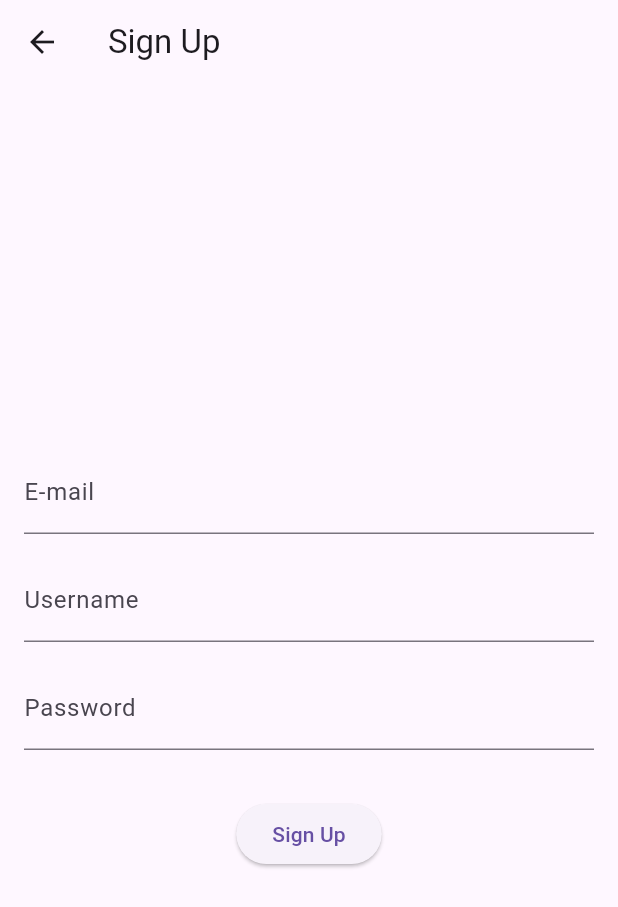
After one commit to e-altunel/Besleme-Kahramanlari, a Flutter app: the SignUpPage screen opened directly, after a tap on "Sign Up", on a phone screen of 412 x 824 dp. The commit adds this screen. Shown: the top 907 px of the screen. Run offline on Flutter 3.47's test engine with Material 3 defaults, Android fonts, the phone set to English and light mode, and no system bars; our stand-ins replace google_maps_flutter, image_picker, location; network calls fail.

Commit message:
backend baglantisi yapildi

```diff
--- /dev/null
+++ b/Flutter/lib/API/api.dart
@@ -0,0 +1,43 @@
+import "dart:convert";
+
+import "package:beslemekahramanlari/components/userInfo.dart";
+import "package:http/http.dart" as http;
+
+String url = "http://127.0.0.1:8000/api/";
+
+class Backend {
+  static Future<http.Response> register(
+      String username, String email, String password) {
+    return http.post(
+      Uri.parse(url + "register"),
+      headers: <String, String>{'Content-Type': 'application/json'},
+      body: jsonEncode(<String, String>{
+        'username': username,
+        'email': email,
+        'password': password,
+      }),
+    );
+  }
+
+  static Future<http.Response> login(String username, String password) {
+    return http.post(
+      Uri.parse(url + "login"),
+      headers: <String, String>{'Content-Type': 'application/json'},
+      body: jsonEncode(<String, String>{
+        'username': username,
+        'password': password,
+      }),
+    );
+  }
+
+  static Future<http.Response> get_profile(String username, String password) {
+    return http.post(
+      Uri.parse(url + "login"),
+      headers: <String, String>{
+        'Content-Type': 'application/json',
+        'Authorization': 'Token' + UserInfo.token
+      },
+      body: jsonEncode(<String, String>{'user_id': UserInfo.pk}),
+    );
+  }
+}
--- /dev/null
+++ b/Flutter/lib/components/constants.dart
@@ -0,0 +1 @@
+String url = "http://127.0.0.1:8000/api/";
--- /dev/null
+++ b/Flutter/lib/components/userInfo.dart
@@ -0,0 +1,10 @@
+class UserInfo {
+  static String token = "";
+  static String username = "";
+  static String pk = "";
+  static String email = "";
+  static String password = "";
+  static String first_name = "";
+  static String last_name = "";
+  static String food_amount = "0"; // Updated to String
+}
--- a/Flutter/lib/main.dart
+++ b/Flutter/lib/main.dart
@@ -1,6 +1,7 @@
 import 'package:beslemekahramanlari/pages/splash.dart';
 import 'package:flutter/material.dart';
 import 'package:beslemekahramanlari/pages/previewPage.dart';
+import 'package:beslemekahramanlari/pages/login.dart';
 
 void main() {
   runApp(const MyApp());
@@ -11,6 +12,6 @@ class MyApp extends StatelessWidget {
 
   @override
   Widget build(BuildContext context) {
-    return MaterialApp(debugShowCheckedModeBanner: false, home: previewPage());
+    return MaterialApp(debugShowCheckedModeBanner: false, home: LoginPage());
   }
 }
--- /dev/null
+++ b/Flutter/lib/pages/signUp_page.dart
@@ -0,0 +1,145 @@
+import 'dart:convert';
+
+import 'package:beslemekahramanlari/API/api.dart';
+import 'package:beslemekahramanlari/components/userInfo.dart';
+import 'package:flutter/material.dart';
+import 'package:http/http.dart';
+
+class SignUpPage extends StatefulWidget {
+  @override
+  _SignUpPageState createState() => _SignUpPageState();
+}
+
+class _SignUpPageState extends State<SignUpPage> {
+  final emailController = TextEditingController();
+  final usernameController = TextEditingController();
+  final passwordController = TextEditingController();
+
+  @override
+  Widget build(BuildContext context) {
+    return Scaffold(
+      appBar: AppBar(
+        title: Text('Sign Up'),
+      ),
+      body: Padding(
+        padding: const EdgeInsets.all(16.0),
+        child: Column(
+          mainAxisAlignment: MainAxisAlignment.center,
+          children: [
+            TextField(
+              controller: emailController,
+              decoration: InputDecoration(
+                labelText: 'E-mail',
+              ),
+            ),
+            SizedBox(height: 16),
+            TextField(
+              controller: usernameController,
+              decoration: InputDecoration(
+                labelText: 'Username',
+              ),
+            ),
+            SizedBox(height: 16),
+            TextField(
+              controller: passwordController,
+              obscureText: true,
+              decoration: InputDecoration(
+                labelText: 'Password',
+              ),
+            ),
+            SizedBox(height: 32),
+            ElevatedButton(
+              onPressed: () {
+                // Perform signup logic here
+                String email = emailController.text;
+                String username = usernameController.text;
+                String password = passwordController.text;
+
+                // You can implement your signup logic here
+                // For now, let's print the values
+
+                final response = Backend.register(username, email, password)
+                    .then((response) {
+                  if (response.statusCode == 200) {
+                    // Başarılı bir response geldiyse JSON'u parse et
+                    Map<String, dynamic> jsonResponse =
+                        json.decode(response.body);
+
+                    // Eğer "token" alanı varsa al
+                    if (jsonResponse.containsKey("token") &&
+                        jsonResponse.containsKey("user")) {
+                      Map<String, dynamic> userMap = jsonResponse["user"];
+                      UserInfo.token = jsonResponse["token"].toString();
+                      UserInfo.username = userMap["username"].toString();
+                      UserInfo.pk = userMap["pk"].toString();
+                      UserInfo.email = userMap["email"].toString();
+                      UserInfo.password = userMap["password"].toString();
+                      UserInfo.food_amount = userMap["food_amount"].toString();
+                      ScaffoldMessenger.of(context).showSnackBar(
+                        SnackBar(
+                          content: Text(
+                            "Successfully registered!",
+                            style: TextStyle(color: Colors.black, fontSize: 18),
+                            textAlign: TextAlign.center,
+                          ),
+                          duration: Duration(seconds: 3),
+                          backgroundColor: Color.fromARGB(255, 76, 235, 3),
+                        ),
+                      );
+                    } else {
+                      print("Some key is missing in the jsonResponse");
+                      // Handle the case where some key is missing in the jsonResponse
+                    }
+                  } else if (response.statusCode == 400) {
+                    // Kullanıcı adı veya e-posta zaten varsa
+                    Map<String, dynamic> errorResponse =
+                        json.decode(response.body);
+
+                    if (errorResponse.containsKey("username") &&
+                        errorResponse['username'][0] ==
+                            'user with this username already exists.') {
+                      // Kullanıcı adı zaten var
+                      ScaffoldMessenger.of(context).showSnackBar(
+                        SnackBar(
+                          content: Text(
+                            "User with this username already exists.",
+                            style: TextStyle(color: Colors.black, fontSize: 18),
+                            textAlign: TextAlign.center,
+                          ),
+                          duration: Duration(seconds: 3),
+                          backgroundColor: Colors.red,
+                        ),
+                      );
+                    } else if (errorResponse.containsKey("email") &&
+                        errorResponse['email'][0] ==
+                            'user with this email already exists.') {
+                      // E-posta zaten var
+                      ScaffoldMessenger.of(context).showSnackBar(
+                        SnackBar(
+                          content: Text(
+                            "User with this email already exists.",
+                            style: TextStyle(color: Colors.black, fontSize: 18),
+                            textAlign: TextAlign.center,
+                          ),
+                          duration: Duration(seconds: 3),
+                          backgroundColor: Colors.red,
+                        ),
+                      );
+                    }
+                  } else {
+                    // Başarısız bir response durumunda hata işlemleri
+                    print('Error during registration: ${response.statusCode}');
+                  }
+                  print(response.body);
+                });
+
+                // You can add additional logic here, such as sending the data to a server for registration.
+              },
+              child: Text('Sign Up'),
+            ),
+          ],
+        ),
+      ),
+    );
+  }
+}
--- a/Flutter/pubspec.yaml
+++ b/Flutter/pubspec.yaml
@@ -34,6 +34,7 @@ dependencies:
   google_maps_flutter_web: ^0.5.4+2
   location: ^5.0.0
   image_picker: ^1.0.4
+  http: ^1.1.2
 
   # The following adds the Cupertino Icons font to your application.
   # Use with the CupertinoIcons class for iOS style icons.
```
Also changed, not shown: Flutter/lib/pages/login.dart (+86 -20 lines), Flutter/pubspec.lock.
